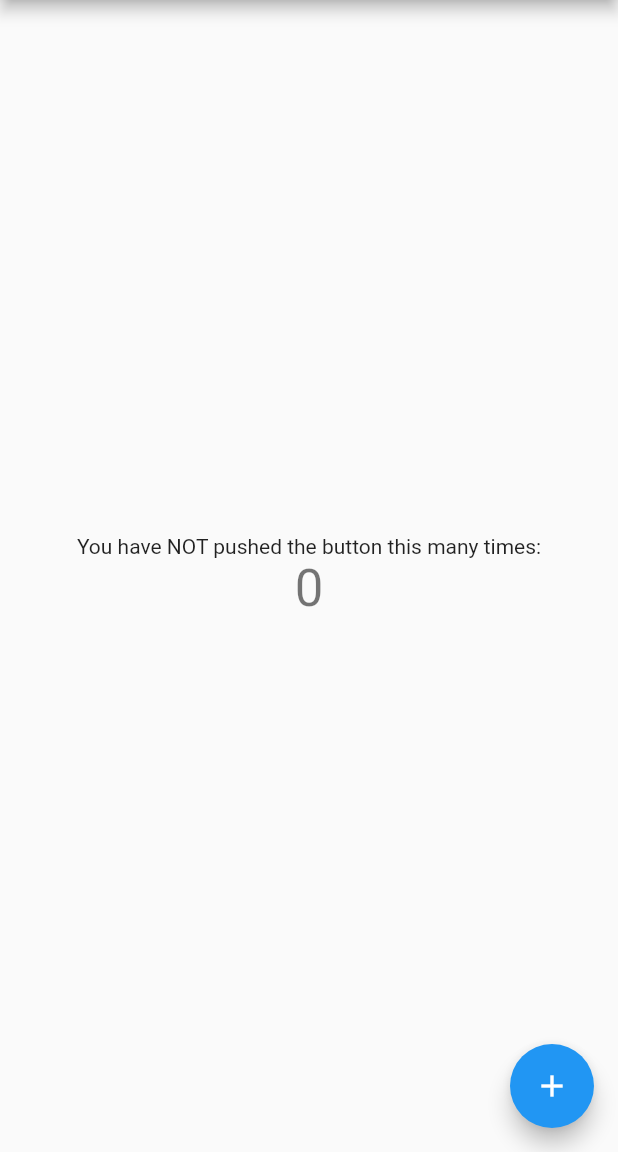
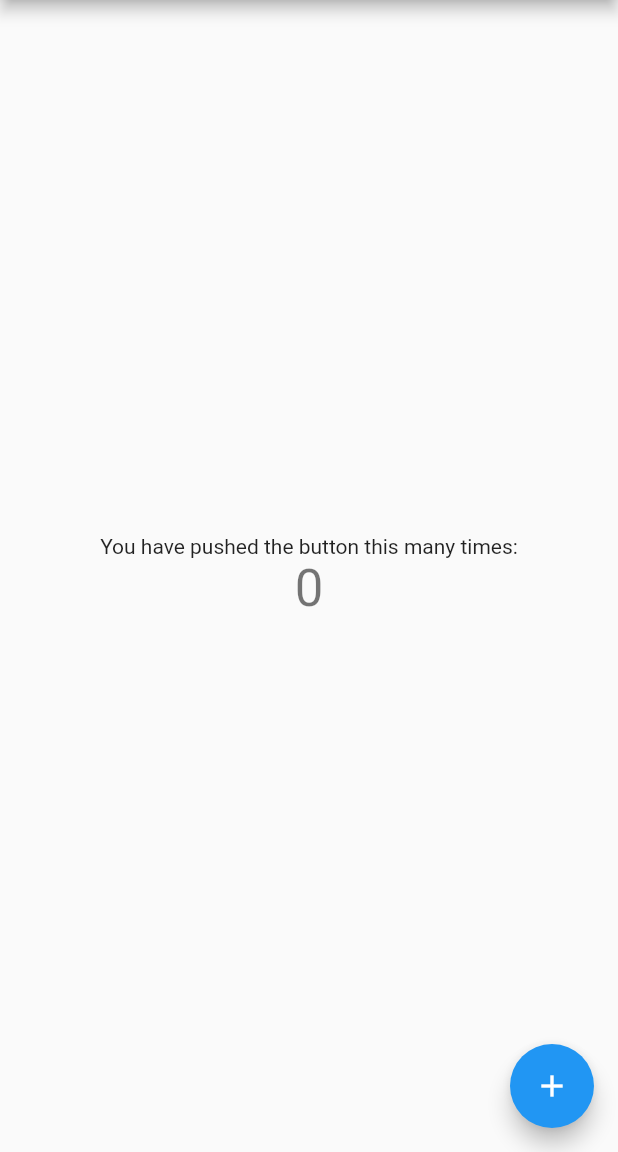
Before and after one commit to LoganAnde/map21-firstapp, a Flutter app: the screen it shows after launch, on a phone screen of 412 x 824 dp, the part 84-1236 px from its top. Run offline on Flutter 3.47's test engine with Material 2 defaults, Android fonts, the phone set to English and light mode, and no system bars.

```diff
--- a/lib/main.dart
+++ b/lib/main.dart
@@ -98,7 +98,7 @@ class _MyHomePageState extends State<MyHomePage> {
           mainAxisAlignment: MainAxisAlignment.center,
           children: <Widget>[
             Text(
-              'You have NOT pushed the button this many times:',
+              'You have pushed the button this many times:',
             ),
             Text(
               '$_counter',
```
